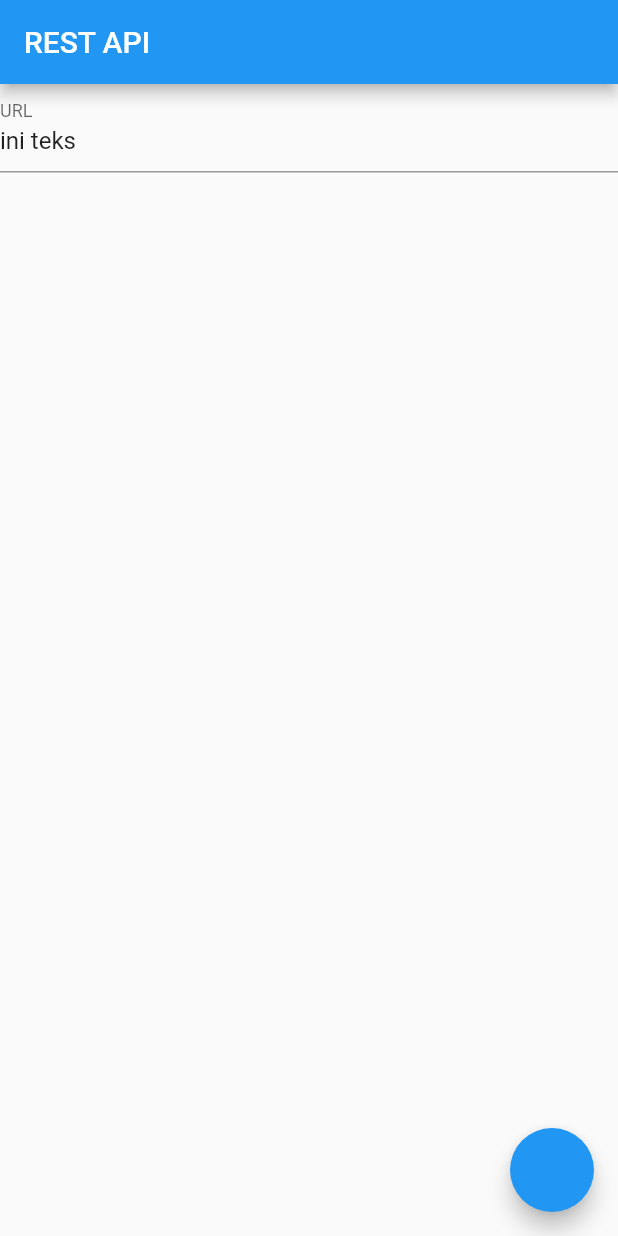
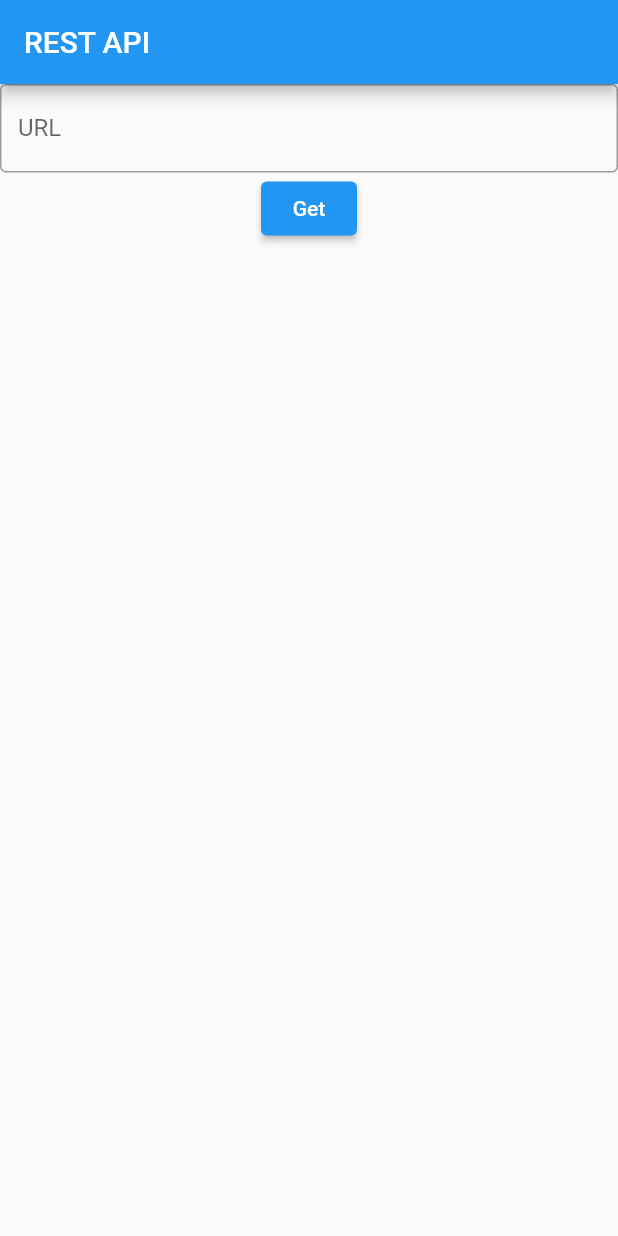
Before and after one commit to Iann221/flutter_REST_API, a Flutter app: the screen it shows after launch, on a phone screen of 412 x 824 dp. Run offline on Flutter 3.47's test engine with Material 2 defaults, Android fonts, the phone set to English and light mode, and no system bars.

Commit message:
front-end fixed

```diff
--- a/lib/home.dart
+++ b/lib/home.dart
@@ -8,8 +8,9 @@ class Home extends StatefulWidget {
 
 class _HomeState extends State<Home> {
   final _formKey = GlobalKey<FormState>();
-  String _url = 'ini teks';
+  String _url = '';
   String _get = '';
+  String _token = 'eyJhbGciOiJIUzI1NiJ9.eyJhdWQiOiI3YTVhNDMxNTdmZDY3OGMwMGQzY2RjNzFhYmI4ZDEyMyIsInN1YiI6IjYwYTczZDFjYzJiY2M2MDA2YzFiMjdjYSIsInNjb3BlcyI6WyJhcGlfcmVhZCJdLCJ2ZXJzaW9uIjoxfQ.GNxJniMpZ2nfRblGbNkbsaVw8X6XeXsl-Th_ubFb6wI';
 
   Future<String> getData() async{
     _formKey.currentState.save();
@@ -17,7 +18,8 @@ class _HomeState extends State<Home> {
     var response = await http.get(
       Uri.parse('$_url'),
       headers: {
-        "Accept": "application/json"
+        "Accept": "application/json",
+        "Authorization": "Bearer ${_token}",
       }
     );
     setState(() {
@@ -39,22 +41,26 @@ class _HomeState extends State<Home> {
             child: Column(
               children: [
                 TextFormField(
-                  decoration: InputDecoration(labelText:'URL'),
+                  decoration: InputDecoration(
+                    labelText:'URL',
+                    border: OutlineInputBorder(),
+                  ),
                   keyboardType: TextInputType.text,
                   onSaved: (input) => _url = input,
                   initialValue: _url,
                 ),
+                ElevatedButton(
+                  child: Text('Get'),
+                  onPressed: getData,
+                ),
                 Container(
                   child: Text('$_get'),
-                )
+                ),
               ]
             ),
           ),
         ),
       ),
-      floatingActionButton: FloatingActionButton(
-        onPressed: getData,
-      ),
     );
   }
 }
```
